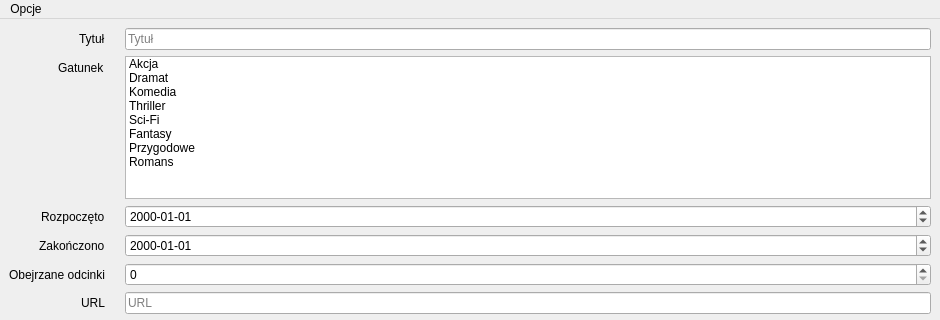
The window that mainwindow.ui (TryUnder/SeriesManager_Qt) describes before a commit, drawn with Qt 5; both pictures show x 0 to 940 and y 0 to 320 of the 940 by 600 pixel window.
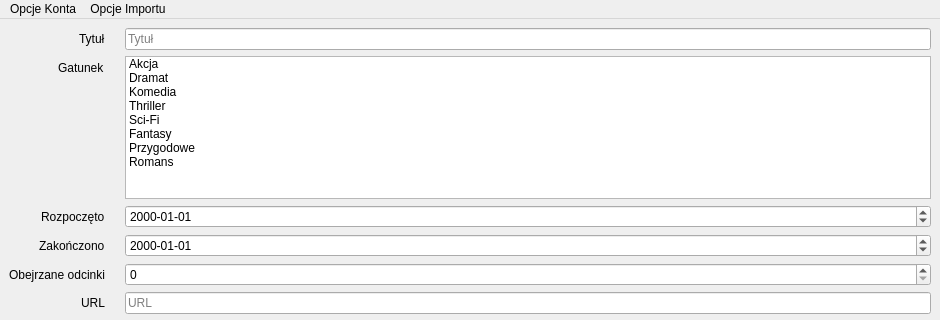
The same window after the commit.

Commit message: 1. Dodanie funkcjonalności usuwania konta z bazy danych. 2. Dodanie częściowo zaimplementowanej funkcjonalności importowania seriali z MyAnimeList

Patch:
```diff
--- a/mainwindow.ui
+++ b/mainwindow.ui
@@ -297,7 +297,7 @@
    </property>
    <widget class="QMenu" name="menuOpcje">
     <property name="title">
-     <string>Opcje</string>
+     <string>Opcje Konta</string>
     </property>
     <addaction name="createAccountAction"/>
     <addaction name="loginAccountAction"/>
@@ -305,7 +305,14 @@
     <addaction name="actionPrzypomnijHaslo"/>
     <addaction name="actiondeleteAccount"/>
    </widget>
+   <widget class="QMenu" name="menuOpcje_Importu">
+    <property name="title">
+     <string>Opcje Importu</string>
+    </property>
+    <addaction name="actionMyAnimeListOpenDialog"/>
+   </widget>
    <addaction name="menuOpcje"/>
+   <addaction name="menuOpcje_Importu"/>
   </widget>
   <widget class="QStatusBar" name="statusbar"/>
   <action name="createAccountAction_3">
```
Left out of the diff: 5 changed lines with no effect on the pictures. The commit also changes 13 other files.
